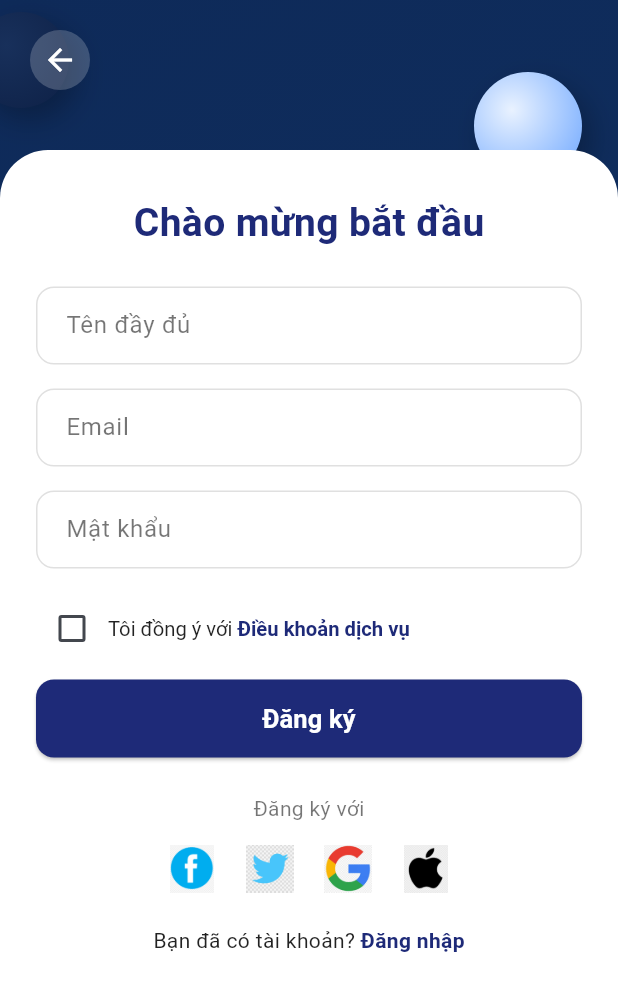
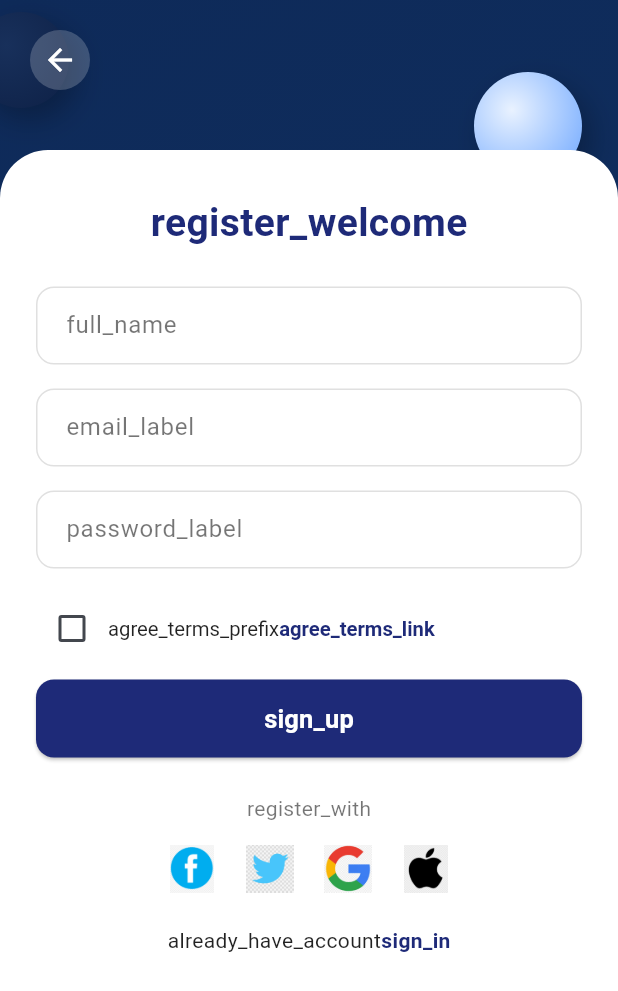
Before and after one commit to TranVanBun080805/2025_LTTBDD_N04_Nhom_TranVanBun, a Flutter app: the RegisterScreen screen opened directly, on a phone screen of 412 x 824 dp. Shown: the top 991 px of the screen. Run offline on Flutter 3.47's test engine with Material 3 defaults, Android fonts, the phone set to English and light mode, and no system bars; our stand-ins replace easy_localization, fl_chart, shared_preferences; accounts and stored records are empty.

Commit message:
multilingual update

```diff
--- a/laptrinhungdung/lib/screens/auth/login_screen.dart
+++ b/laptrinhungdung/lib/screens/auth/login_screen.dart
@@ -1,6 +1,6 @@
 import 'package:flutter/material.dart';
+import 'package:easy_localization/easy_localization.dart';
 import '../../widgets/background.dart';
-import '../../widgets/custom_button.dart';
 import 'register_screen.dart';
 import '../home/home_screen.dart';
 
@@ -79,13 +79,15 @@ class _LoginScreenState
                           CrossAxisAlignment
                               .start,
                       children: [
-                        const Center(
+                        Center(
                           child: Text(
-                            "Chào Mừng",
-                            style: TextStyle(
+                            "welcome_back".tr(),
+                            style:
+                                const TextStyle(
                                   fontSize: 26,
                                   fontWeight:
-                                  FontWeight.bold,
+                                      FontWeight
+                                          .bold,
                                   color: Color(
                                     0xFF1E2A78,
                                   ),
@@ -99,8 +101,8 @@ class _LoginScreenState
                           controller:
                               emailController,
                           decoration: _inputStyle(
-                            "Email",
-                            "Nhập email",
+                            "email_label".tr(),
+                            "email_hint".tr(),
                           ),
                         ),
                         const SizedBox(
@@ -113,8 +115,10 @@ class _LoginScreenState
                               _obscurePassword,
                           decoration:
                               _inputStyle(
-                                "Mật khẩu",
-                                "Nhập mật khẩu",
+                                "password_label"
+                                    .tr(),
+                                "password_hint"
+                                    .tr(),
                               ).copyWith(
                                 suffixIcon: IconButton(
                                   icon: Icon(
@@ -160,15 +164,16 @@ class _LoginScreenState
                                     0xFF1E2A78,
                                   ),
                             ),
-                            const Text(
-                              "Lưu mật khẩu",
+                            Text(
+                              "remember_me".tr(),
                             ),
                             const Spacer(),
                             GestureDetector(
                               onTap: () {},
-                              child: const Text(
-                                "Quên mật khẩu?",
-                                style: TextStyle(
+                              child: Text(
+                                "forgot_password"
+                                    .tr(),
+                                style: const TextStyle(
                                   color: Color(
                                     0xFF1E2A78,
                                   ),
@@ -232,23 +237,25 @@ class _LoginScreenState
                                 ScaffoldMessenger.of(
                                   context,
                                 ).showSnackBar(
-                                  const SnackBar(
+                                  SnackBar(
                                     content: Text(
-                                      'Email hoặc mật khẩu không đúng.',
+                                      "login_failed"
+                                          .tr(),
                                     ),
                                   ),
                                 );
                               }
                             },
-                            child: const Text(
-                              "Đăng nhập",
-                              style: TextStyle(
+                            child: Text(
+                              "login_button".tr(),
+                              style:
+                                  const TextStyle(
                                     fontSize: 17,
                                     fontWeight:
                                         FontWeight
                                             .bold,
-                                color:
-                                    Colors.white,
+                                    color: Colors
+                                        .white,
                                   ),
                             ),
                           ),
@@ -256,12 +263,13 @@ class _LoginScreenState
                         const SizedBox(
                           height: 24,
                         ),
-                        const Center(
+                        Center(
                           child: Text(
-                            "Đăng nhập với",
-                            style: TextStyle(
-                              color:
-                                  Colors.black54,
+                            "login_with".tr(),
+                            style:
+                                const TextStyle(
+                                  color: Colors
+                                      .black54,
                                   fontSize: 14,
                                 ),
                           ),
@@ -296,8 +304,8 @@ class _LoginScreenState
                               MainAxisAlignment
                                   .center,
                           children: [
-                            const Text(
-                              "Bạn chưa có tài khoản? ",
+                            Text(
+                              "no_account".tr(),
                             ),
                             GestureDetector(
                               onTap: () {
@@ -341,9 +349,9 @@ class _LoginScreenState
                                 cursor:
                                     SystemMouseCursors
                                         .click,
-                                child: const Text(
-                                  "Đăng ký",
-                                  style: TextStyle(
+                                child: Text(
+                                  "sign_up".tr(),
+                                  style: const TextStyle(
                                     color: Color(
                                       0xFF1E2A78,
                                     ),
--- a/laptrinhungdung/lib/screens/auth/register_screen.dart
+++ b/laptrinhungdung/lib/screens/auth/register_screen.dart
@@ -1,4 +1,5 @@
 import 'package:flutter/material.dart';
+import 'package:easy_localization/easy_localization.dart';
 import '../../widgets/background.dart';
 import 'login_screen.dart';
 import '../../controllers/regesterController.dart';
@@ -15,6 +16,7 @@ class _RegisterScreenState
     extends State<RegisterScreen> {
   final Regestercontroller registerController =
       Regestercontroller();
+
   @override
   Widget build(BuildContext context) {
     return Scaffold(
@@ -69,13 +71,16 @@ class _RegisterScreenState
                           CrossAxisAlignment
                               .start,
                       children: [
-                        const Center(
+                        Center(
                           child: Text(
-                            "Chào mừng bắt đầu",
-                            style: TextStyle(
+                            "register_welcome"
+                                .tr(),
+                            style:
+                                const TextStyle(
                                   fontSize: 26,
                                   fontWeight:
-                                  FontWeight.bold,
+                                      FontWeight
+                                          .bold,
                                   color: Color(
                                     0xFF1E2A78,
                                   ),
@@ -90,8 +95,8 @@ class _RegisterScreenState
                               registerController
                                   .fulllNameController,
                           decoration: _inputStyle(
-                            "Tên đầy đủ",
-                            "Nhập tên của bạn",
+                            "full_name".tr(),
+                            "full_name_hint".tr(),
                           ),
                         ),
                         const SizedBox(
@@ -105,8 +110,8 @@ class _RegisterScreenState
                               TextInputType
                                   .emailAddress,
                           decoration: _inputStyle(
-                            "Email",
-                            "Nhập email",
+                            "email_label".tr(),
+                            "email_hint".tr(),
                           ),
                         ),
                         const SizedBox(
@@ -118,8 +123,8 @@ class _RegisterScreenState
                                   .passwordController,
                           obscureText: true,
                           decoration: _inputStyle(
-                            "Mật khẩu",
-                            "Nhập mật khẩu",
+                            "password_label".tr(),
+                            "password_hint".tr(),
                           ),
                         ),
                         const SizedBox(
@@ -146,8 +151,8 @@ class _RegisterScreenState
                             ),
                             Expanded(
                               child: RichText(
-                                text: const TextSpan(
-                                  style: TextStyle(
+                                text: TextSpan(
+                                  style: const TextStyle(
                                     color: Colors
                                         .black87,
                                     fontSize:
@@ -155,13 +160,13 @@ class _RegisterScreenState
                                   ),
                                   children: [
                                     TextSpan(
-                                      text:
-                                          "Tôi đồng ý với ",
+                                      text: "agree_terms_prefix"
+                                          .tr(),
                                     ),
                                     TextSpan(
-                                      text:
-                                          "Điều khoản dịch vụ",
-                                      style: TextStyle(
+                                      text: "agree_terms_link"
+                                          .tr(),
+                                      style: const TextStyle(
                                         color: Color(
                                           0xFF1E2A78,
                                         ),
@@ -204,15 +209,16 @@ class _RegisterScreenState
                                     context,
                                   );
                             },
-                            child: const Text(
-                              "Đăng ký",
-                              style: TextStyle(
+                            child: Text(
+                              "sign_up".tr(),
+                              style:
+                                  const TextStyle(
                                     fontSize: 17,
                                     fontWeight:
                                         FontWeight
                                             .bold,
-                                color:
-                                    Colors.white,
+                                    color: Colors
+                                        .white,
                                   ),
                             ),
                           ),
@@ -220,12 +226,13 @@ class _RegisterScreenState
                         const SizedBox(
                           height: 24,
                         ),
-                        const Center(
+                        Center(
                           child: Text(
-                            "Đăng ký với",
-                            style: TextStyle(
-                              color:
-                                  Colors.black54,
+                            "register_with".tr(),
+                            style:
+                                const TextStyle(
+                                  color: Colors
+                                      .black54,
                                   fontSize: 14,
                                 ),
                           ),
@@ -260,9 +267,11 @@ class _RegisterScreenState
                               MainAxisAlignment
                                   .center,
                           children: [
-                            const Text(
-                              "Bạn đã có tài khoản? ",
-                              style: TextStyle(
+                            Text(
+                              "already_have_account"
+                                  .tr(),
+                              style:
+                                  const TextStyle(
                                     color: Colors
                                         .black87,
                                   ),
@@ -309,9 +318,9 @@ class _RegisterScreenState
                                 cursor:
                                     SystemMouseCursors
                                         .click,
-                                child: const Text(
-                                  "Đăng nhập",
-                                  style: TextStyle(
+                                child: Text(
+                                  "sign_in".tr(),
+                                  style: const TextStyle(
                                     color: Color(
                                       0xFF1E2A78,
                                     ),
@@ -360,9 +369,11 @@ class _RegisterScreenState
           color: Colors.grey.shade300,
         ),
       ),
-      focusedBorder: OutlineInputBorder(
-        borderRadius: BorderRadius.circular(12),
-        borderSide: const BorderSide(
+      focusedBorder: const OutlineInputBorder(
+        borderRadius: BorderRadius.all(
+          Radius.circular(12),
+        ),
+        borderSide: BorderSide(
           color: Color(0xFF1E2A78),
           width: 1.6,
         ),
--- a/laptrinhungdung/lib/screens/load.dart
+++ b/laptrinhungdung/lib/screens/load.dart
@@ -32,6 +32,7 @@ class _LoadingScreenState
     );
   }
 
+  @override
   Widget build(BuildContext context) {
     return Scaffold(
       backgroundColor: const Color.fromARGB(
```
Also changed, not shown: laptrinhungdung/lib/screens/home/addCategoryScreen.dart (+27 -45 lines), laptrinhungdung/lib/screens/home/dashboard_screen.dart (+27 -23 lines), laptrinhungdung/lib/screens/home/notification_screen.dart (+8 -11 lines), laptrinhungdung/lib/screens/home/profile_screen.dart (+23 -10 lines), laptrinhungdung/lib/screens/home/statistic_screen.dart (+14 -20 lines), laptrinhungdung/lib/screens/introduce.dart (+121 -138 lines). Lines whose indentation alone changed are shown as unchanged.
